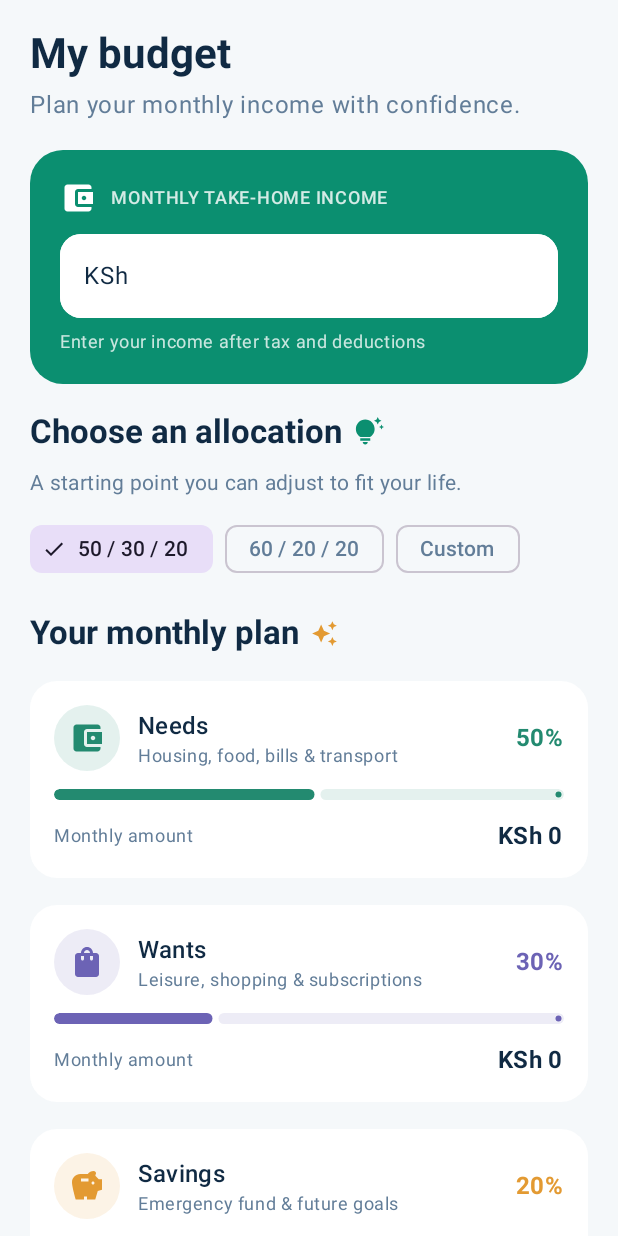
After one commit to mimathad27/PesaWise, an Android app built with Jetpack Compose: the composable BudgetingScreen shown on its own in the app's theme, on a phone screen of 412 x 824 dp. The commit adds this screen. Run offline under Robolectric (Android 15) with nearby library versions, the phone set to English and light mode, and no system bars.

Commit message:
Add budgeting screen and allocation calculations

```diff
--- /dev/null
+++ b/app/src/main/java/com/pesawise/app/ui/BudgetingScreen.kt
@@ -0,0 +1,249 @@
+package com.pesawise.app.ui
+
+import androidx.compose.foundation.background
+import androidx.compose.foundation.layout.Arrangement
+import androidx.compose.foundation.layout.Box
+import androidx.compose.foundation.layout.Column
+import androidx.compose.foundation.layout.Row
+import androidx.compose.foundation.layout.Spacer
+import androidx.compose.foundation.layout.fillMaxSize
+import androidx.compose.foundation.layout.fillMaxWidth
+import androidx.compose.foundation.layout.height
+import androidx.compose.foundation.layout.padding
+import androidx.compose.foundation.layout.size
+import androidx.compose.foundation.lazy.LazyColumn
+import androidx.compose.foundation.shape.CircleShape
+import androidx.compose.foundation.shape.RoundedCornerShape
+import androidx.compose.foundation.text.KeyboardOptions
+import androidx.compose.material.icons.Icons
+import androidx.compose.material.icons.filled.AccountBalanceWallet
+import androidx.compose.material.icons.filled.AutoAwesome
+import androidx.compose.material.icons.filled.Check
+import androidx.compose.material.icons.filled.Savings
+import androidx.compose.material.icons.filled.ShoppingBag
+import androidx.compose.material.icons.filled.TipsAndUpdates
+import androidx.compose.material3.Card
+import androidx.compose.material3.CardDefaults
+import androidx.compose.material3.FilterChip
+import androidx.compose.material3.Icon
+import androidx.compose.material3.LinearProgressIndicator
+import androidx.compose.material3.MaterialTheme
+import androidx.compose.material3.OutlinedTextField
+import androidx.compose.material3.Surface
+import androidx.compose.material3.Text
+import androidx.compose.runtime.Composable
+import androidx.compose.runtime.getValue
+import androidx.compose.runtime.mutableStateOf
+import androidx.compose.runtime.saveable.rememberSaveable
+import androidx.compose.runtime.setValue
+import androidx.compose.ui.Alignment
+import androidx.compose.ui.Modifier
+import androidx.compose.ui.draw.clip
+import androidx.compose.ui.graphics.Color
+import androidx.compose.ui.text.font.FontWeight
+import androidx.compose.ui.text.input.KeyboardType
+import androidx.compose.ui.text.style.TextOverflow
+import androidx.compose.ui.unit.dp
+import androidx.compose.ui.unit.sp
+import java.text.NumberFormat
+import java.util.Locale
+
+private data class BudgetBucket(
+    val name: String,
+    val subtitle: String,
+    val icon: androidx.compose.ui.graphics.vector.ImageVector,
+    val color: Color
+)
+
+private val budgetBuckets = listOf(
+    BudgetBucket("Needs", "Housing, food, bills & transport", Icons.Filled.AccountBalanceWallet, Color(0xFF238A70)),
+    BudgetBucket("Wants", "Leisure, shopping & subscriptions", Icons.Filled.ShoppingBag, Color(0xFF6C63B5)),
+    BudgetBucket("Savings", "Emergency fund & future goals", Icons.Filled.Savings, Color(0xFFE39A32))
+)
+
+private val allocationPresets = mapOf(
+    "50 / 30 / 20" to listOf(50, 30, 20),
+    "60 / 20 / 20" to listOf(60, 20, 20)
+)
+
+private fun formatBudgetKsh(amount: Double): String =
+    "KSh " + NumberFormat.getNumberInstance(Locale.US).apply { maximumFractionDigits = 0 }.format(amount)
+
+@Composable
+fun BudgetingScreen() {
+    var incomeText by rememberSaveable { mutableStateOf("") }
+    var selectedPreset by rememberSaveable { mutableStateOf("50 / 30 / 20") }
+    var customNeeds by rememberSaveable { mutableStateOf("50") }
+    var customWants by rememberSaveable { mutableStateOf("30") }
+    var customSavings by rememberSaveable { mutableStateOf("20") }
+
+    val income = incomeText.toDoubleOrNull()?.takeIf { it > 0.0 } ?: 0.0
+    val customValues = listOf(customNeeds, customWants, customSavings).map { it.toIntOrNull() ?: 0 }
+    val allocation = if (selectedPreset == "Custom") customValues else allocationPresets[selectedPreset] ?: allocationPresets.getValue("50 / 30 / 20")
+    val allocationTotal = allocation.sum()
+    val allocationValid = allocation.all { it in 0..100 } && allocationTotal == 100
+
+    LazyColumn(
+        modifier = Modifier.fillMaxSize(),
+        contentPadding = androidx.compose.foundation.layout.PaddingValues(horizontal = 20.dp, vertical = 18.dp),
+        verticalArrangement = Arrangement.spacedBy(18.dp)
+    ) {
+        item {
+            Column {
+                Text("My budget", style = MaterialTheme.typography.headlineMedium, fontWeight = FontWeight.Bold)
+                Spacer(Modifier.height(4.dp))
+                Text("Plan your monthly income with confidence.", color = MaterialTheme.colorScheme.onSurfaceVariant)
+            }
+        }
+
+        item {
+            Card(
+                shape = RoundedCornerShape(22.dp),
+                colors = CardDefaults.cardColors(containerColor = MaterialTheme.colorScheme.primary)
+            ) {
+                Column(Modifier.fillMaxWidth().padding(20.dp)) {
+                    Row(verticalAlignment = Alignment.CenterVertically, horizontalArrangement = Arrangement.spacedBy(10.dp)) {
+                        Icon(Icons.Filled.AccountBalanceWallet, contentDescription = null, tint = MaterialTheme.colorScheme.onPrimary)
+                        Text("MONTHLY TAKE-HOME INCOME", color = MaterialTheme.colorScheme.onPrimary.copy(alpha = .82f), fontSize = 12.sp, fontWeight = FontWeight.SemiBold)
+                    }
+                    Spacer(Modifier.height(12.dp))
+                    OutlinedTextField(
+                        value = incomeText,
+                        onValueChange = { input ->
+                            if (input.length <= 12 && input.all { it.isDigit() || it == '.' }) incomeText = input
+                        },
+                        modifier = Modifier.fillMaxWidth(),
+                        placeholder = { Text("e.g. 85000", color = MaterialTheme.colorScheme.onPrimary.copy(alpha = .5f)) },
+                        prefix = { Text("KSh ", color = MaterialTheme.colorScheme.onSurface) },
+                        singleLine = true,
+                        keyboardOptions = KeyboardOptions(keyboardType = KeyboardType.Decimal),
+                        shape = RoundedCornerShape(14.dp),
+                        colors = androidx.compose.material3.OutlinedTextFieldDefaults.colors(
+                            focusedContainerColor = Color.White,
+                            unfocusedContainerColor = Color.White,
+                            focusedBorderColor = Color.White,
+                            unfocusedBorderColor = Color.White
+                        )
+                    )
+                    Spacer(Modifier.height(8.dp))
+                    Text("Enter your income after tax and deductions", color = MaterialTheme.colorScheme.onPrimary.copy(alpha = .78f), style = MaterialTheme.typography.bodySmall)
+                }
+            }
+        }
+
+        item {
+            Column(verticalArrangement = Arrangement.spacedBy(10.dp)) {
+                Row(verticalAlignment = Alignment.CenterVertically, horizontalArrangement = Arrangement.spacedBy(8.dp)) {
+                    Text("Choose an allocation", style = MaterialTheme.typography.titleLarge, fontWeight = FontWeight.Bold)
+                    Icon(Icons.Filled.TipsAndUpdates, contentDescription = null, tint = MaterialTheme.colorScheme.primary, modifier = Modifier.size(20.dp))
+                }
+                Text("A starting point you can adjust to fit your life.", color = MaterialTheme.colorScheme.onSurfaceVariant, style = MaterialTheme.typography.bodyMedium)
+                Row(horizontalArrangement = Arrangement.spacedBy(8.dp)) {
+                    (allocationPresets.keys + "Custom").forEach { preset ->
+                        FilterChip(
+                            selected = selectedPreset == preset,
+                            onClick = { selectedPreset = preset },
+                            label = { Text(preset) },
+                            leadingIcon = if (selectedPreset == preset) ({ Icon(Icons.Filled.Check, null, modifier = Modifier.size(16.dp)) }) else null
+                        )
+                    }
+                }
+                if (selectedPreset == "Custom") {
+                    Card(shape = RoundedCornerShape(16.dp), colors = CardDefaults.cardColors(containerColor = MaterialTheme.colorScheme.surface)) {
+                        Column(Modifier.padding(14.dp), verticalArrangement = Arrangement.spacedBy(8.dp)) {
+                            Text("Set your percentages", fontWeight = FontWeight.SemiBold)
+                            Row(horizontalArrangement = Arrangement.spacedBy(8.dp)) {
+                                AllocationInput("Needs", customNeeds, { customNeeds = it }, Modifier.weight(1f))
+                                AllocationInput("Wants", customWants, { customWants = it }, Modifier.weight(1f))
+                                AllocationInput("Savings", customSavings, { customSavings = it }, Modifier.weight(1f))
+                            }
+                            Text(
+                                if (allocationValid) "Adds up to 100%" else "Percentages must total 100% (currently $allocationTotal%).",
+                                color = if (allocationValid) MaterialTheme.colorScheme.primary else MaterialTheme.colorScheme.error,
+                                style = MaterialTheme.typography.bodySmall,
+                                fontWeight = FontWeight.Medium
+                            )
+                        }
+                    }
+                }
+            }
+        }
+
+        item {
+            Row(verticalAlignment = Alignment.CenterVertically, horizontalArrangement = Arrangement.spacedBy(8.dp)) {
+                Text("Your monthly plan", style = MaterialTheme.typography.titleLarge, fontWeight = FontWeight.Bold)
+                Icon(Icons.Filled.AutoAwesome, contentDescription = null, tint = Color(0xFFE39A32), modifier = Modifier.size(18.dp))
+            }
+        }
+
+        if (!allocationValid) {
+            item {
+                Surface(color = MaterialTheme.colorScheme.errorContainer, shape = RoundedCornerShape(12.dp)) {
+                    Text("Adjust your custom percentages to total 100% to see your budget breakdown.", modifier = Modifier.padding(14.dp), color = MaterialTheme.colorScheme.onErrorContainer, style = MaterialTheme.typography.bodyMedium)
+                }
+            }
+        } else {
+            items(budgetBuckets.size) { index ->
+                val bucket = budgetBuckets[index]
+                val percent = allocation[index]
+                BudgetBucketCard(bucket, percent, income * percent / 100.0)
+            }
+        }
+
+        item {
+            Surface(color = MaterialTheme.colorScheme.secondaryContainer, shape = RoundedCornerShape(16.dp)) {
+                Row(Modifier.fillMaxWidth().padding(16.dp), horizontalArrangement = Arrangement.spacedBy(12.dp), verticalAlignment = Alignment.Top) {
+                    Icon(Icons.Filled.TipsAndUpdates, contentDescription = null, tint = MaterialTheme.colorScheme.secondary)
+                    Column {
+                        Text("A flexible guide", fontWeight = FontWeight.SemiBold)
+                        Spacer(Modifier.height(3.dp))
+                        Text("The 50/30/20 rule is a starting point. Adjust it for your needs, goals and cost of living.", style = MaterialTheme.typography.bodySmall, color = MaterialTheme.colorScheme.onSurfaceVariant)
+                    }
+                }
+            }
+        }
+        item { Spacer(Modifier.height(12.dp)) }
+    }
+}
+
+@Composable
+private fun AllocationInput(label: String, value: String, onValueChange: (String) -> Unit, modifier: Modifier = Modifier) {
+    OutlinedTextField(
+        value = value,
+        onValueChange = { input -> if (input.length <= 3 && input.all(Char::isDigit)) onValueChange(input) },
+        modifier = modifier,
+        label = { Text(label, maxLines = 1, overflow = TextOverflow.Clip) },
+        suffix = { Text("%") },
+        singleLine = true,
+        keyboardOptions = KeyboardOptions(keyboardType = KeyboardType.Number),
+        shape = RoundedCornerShape(12.dp)
+    )
+}
+
+@Composable
+private fun BudgetBucketCard(bucket: BudgetBucket, percent: Int, amount: Double) {
+    Card(shape = RoundedCornerShape(18.dp), colors = CardDefaults.cardColors(containerColor = MaterialTheme.colorScheme.surface)) {
+        Column(Modifier.fillMaxWidth().padding(16.dp), verticalArrangement = Arrangement.spacedBy(12.dp)) {
+            Row(verticalAlignment = Alignment.CenterVertically, horizontalArrangement = Arrangement.spacedBy(12.dp)) {
+                Box(Modifier.size(44.dp).clip(CircleShape).background(bucket.color.copy(alpha = .12f)), contentAlignment = Alignment.Center) {
+                    Icon(bucket.icon, contentDescription = null, tint = bucket.color)
+                }
+                Column(Modifier.weight(1f)) {
+                    Text(bucket.name, fontWeight = FontWeight.SemiBold, style = MaterialTheme.typography.titleMedium)
+                    Text(bucket.subtitle, color = MaterialTheme.colorScheme.onSurfaceVariant, style = MaterialTheme.typography.bodySmall)
+                }
+                Text("$percent%", color = bucket.color, fontWeight = FontWeight.Bold, style = MaterialTheme.typography.titleMedium)
+            }
+            LinearProgressIndicator(
+                progress = { percent / 100f },
+                modifier = Modifier.fillMaxWidth().height(7.dp).clip(CircleShape),
+                color = bucket.color,
+                trackColor = bucket.color.copy(alpha = .12f)
+            )
+            Row(Modifier.fillMaxWidth(), horizontalArrangement = Arrangement.SpaceBetween, verticalAlignment = Alignment.CenterVertically) {
+                Text("Monthly amount", color = MaterialTheme.colorScheme.onSurfaceVariant, style = MaterialTheme.typography.bodySmall)
+                Text(formatBudgetKsh(amount), fontWeight = FontWeight.Bold, style = MaterialTheme.typography.titleMedium)
+            }
+        }
+    }
+}
--- a/app/src/main/java/com/pesawise/app/ui/SignedInScreen.kt
+++ b/app/src/main/java/com/pesawise/app/ui/SignedInScreen.kt
@@ -19,6 +19,7 @@ import androidx.compose.material.icons.Icons
 import androidx.compose.material.icons.automirrored.filled.Logout
 import androidx.compose.material.icons.automirrored.filled.ReceiptLong
 import androidx.compose.material.icons.filled.AccountCircle
+import androidx.compose.material.icons.filled.PieChart
 import androidx.compose.material.icons.filled.CurrencyExchange
 import androidx.compose.material.icons.filled.LockReset
 import androidx.compose.material3.Button
@@ -38,6 +39,7 @@ import androidx.compose.runtime.getValue
 import androidx.compose.runtime.mutableIntStateOf
 import androidx.compose.runtime.mutableStateOf
 import androidx.compose.runtime.remember
+import androidx.compose.runtime.saveable.rememberSaveableStateHolder
 import androidx.compose.runtime.rememberCoroutineScope
 import androidx.compose.runtime.setValue
 import androidx.compose.ui.Alignment
@@ -51,6 +53,7 @@ import kotlinx.coroutines.launch
 @Composable
 fun SignedInScreen(authViewModel: AuthViewModel, authRepository: AuthRepository) {
     var selectedTab by remember { mutableIntStateOf(0) }
+    val stateHolder = rememberSaveableStateHolder()
 
     Scaffold(
         bottomBar = {
@@ -64,6 +67,12 @@ fun SignedInScreen(authViewModel: AuthViewModel, authRepository: AuthRepository)
                 NavigationBarItem(
                     selected = selectedTab == 1,
                     onClick = { selectedTab = 1 },
+                    icon = { Icon(Icons.Filled.PieChart, contentDescription = null) },
+                    label = { Text("Budget") }
+                )
+                NavigationBarItem(
+                    selected = selectedTab == 2,
+                    onClick = { selectedTab = 2 },
                     icon = { Icon(Icons.Filled.AccountCircle, contentDescription = null) },
                     label = { Text("Account") }
                 )
@@ -71,16 +80,18 @@ fun SignedInScreen(authViewModel: AuthViewModel, authRepository: AuthRepository)
         }
     ) { innerPadding ->
         Box(Modifier.fillMaxSize().padding(innerPadding)) {
-            if (selectedTab == 0) {
-                ExpenseTrackingScreen()
-            } else {
-                AccountScreen(
+            stateHolder.SaveableStateProvider(key = selectedTab) {
+                when (selectedTab) {
+                    0 -> ExpenseTrackingScreen()
+                    1 -> BudgetingScreen()
+                    else -> AccountScreen(
                         authRepository = authRepository,
                         onLogout = {
                             authRepository.signOut()
                             authViewModel.update { it.copy(loggedIn = false, message = null, isError = false) }
                         }
                     )
+                }
             }
         }
     }
```
Lines whose indentation alone changed are shown as unchanged.
